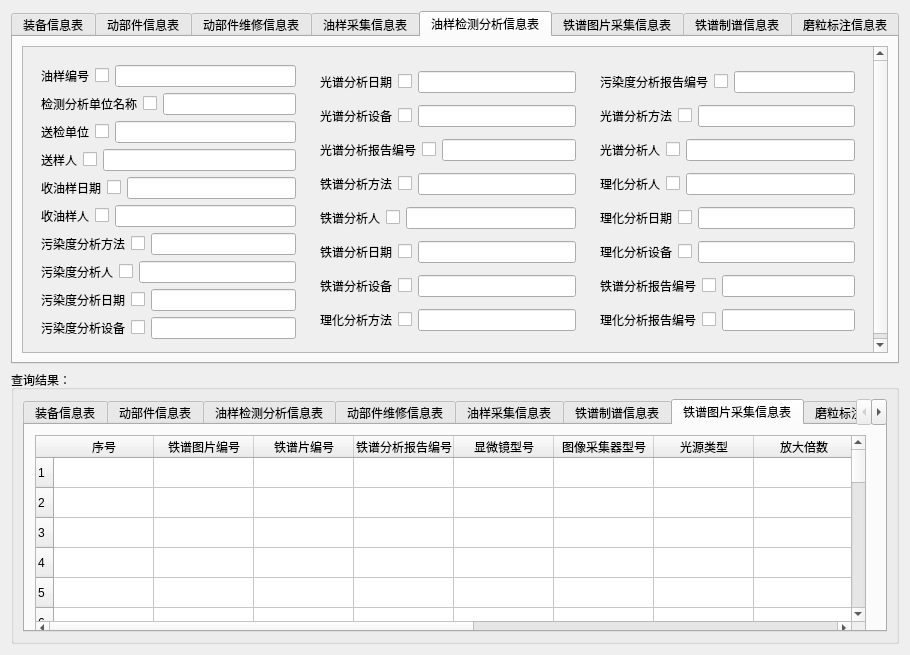
WooodHead/labelling3, file advancesearchdlg.ui: the form before one commit.
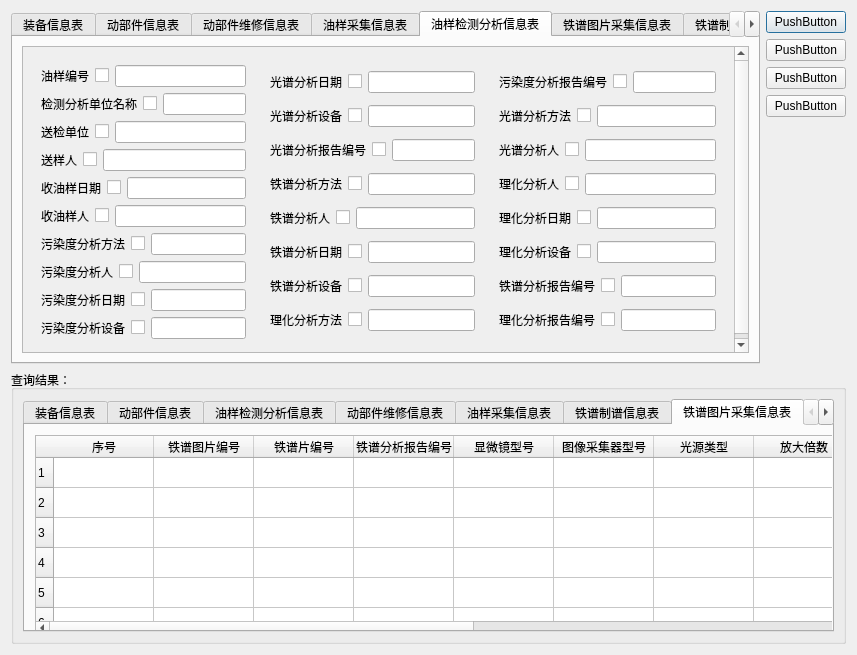
The form after the commit. The open tabs and pages were chosen to show the change.

Commit message: add query burron

What changed in the file:
```diff
--- a/advancesearchdlg.ui
+++ b/advancesearchdlg.ui
@@ -6,7 +6,7 @@
    <rect>
     <x>0</x>
     <y>0</y>
-    <width>910</width>
+    <width>857</width>
     <height>655</height>
    </rect>
   </property>
@@ -15,6 +15,8 @@
   </property>
   <layout class="QVBoxLayout" name="verticalLayout_15">
    <item>
+    <layout class="QHBoxLayout" name="horizontalLayout_106">
+     <item>
     <widget class="QTabWidget" name="tabWidget">
      <property name="currentIndex">
       <number>0</number>
@@ -1012,9 +1014,9 @@
           <property name="geometry">
            <rect>
             <x>0</x>
-            <y>-19</y>
-            <width>849</width>
-            <height>310</height>
+              <y>0</y>
+              <width>738</width>
+              <height>380</height>
            </rect>
           </property>
           <layout class="QHBoxLayout" name="horizontalLayout_105">
@@ -2497,6 +2499,53 @@
       </layout>
      </widget>
     </widget>
+     </item>
+     <item>
+      <layout class="QVBoxLayout" name="verticalLayout_12">
+       <item>
+        <widget class="QPushButton" name="queryBtn">
+         <property name="text">
+          <string>PushButton</string>
+         </property>
+        </widget>
+       </item>
+       <item>
+        <widget class="QPushButton" name="pushButton_2">
+         <property name="text">
+          <string>PushButton</string>
+         </property>
+        </widget>
+       </item>
+       <item>
+        <widget class="QPushButton" name="pushButton_3">
+         <property name="text">
+          <string>PushButton</string>
+         </property>
+        </widget>
+       </item>
+       <item>
+        <widget class="QPushButton" name="pushButton_4">
+         <property name="text">
+          <string>PushButton</string>
+         </property>
+        </widget>
+       </item>
+       <item>
+        <spacer name="verticalSpacer_7">
+         <property name="orientation">
+          <enum>Qt::Vertical</enum>
+         </property>
+         <property name="sizeHint" stdset="0">
+          <size>
+           <width>20</width>
+           <height>40</height>
+          </size>
+         </property>
+        </spacer>
+       </item>
+      </layout>
+     </item>
+    </layout>
    </item>
    <item>
     <widget class="QGroupBox" name="groupBox">
```
Left out of the diff: 31 changed lines with no effect on the pictures. Lines whose indentation alone changed are shown as unchanged. The commit also changes 2 other files.
